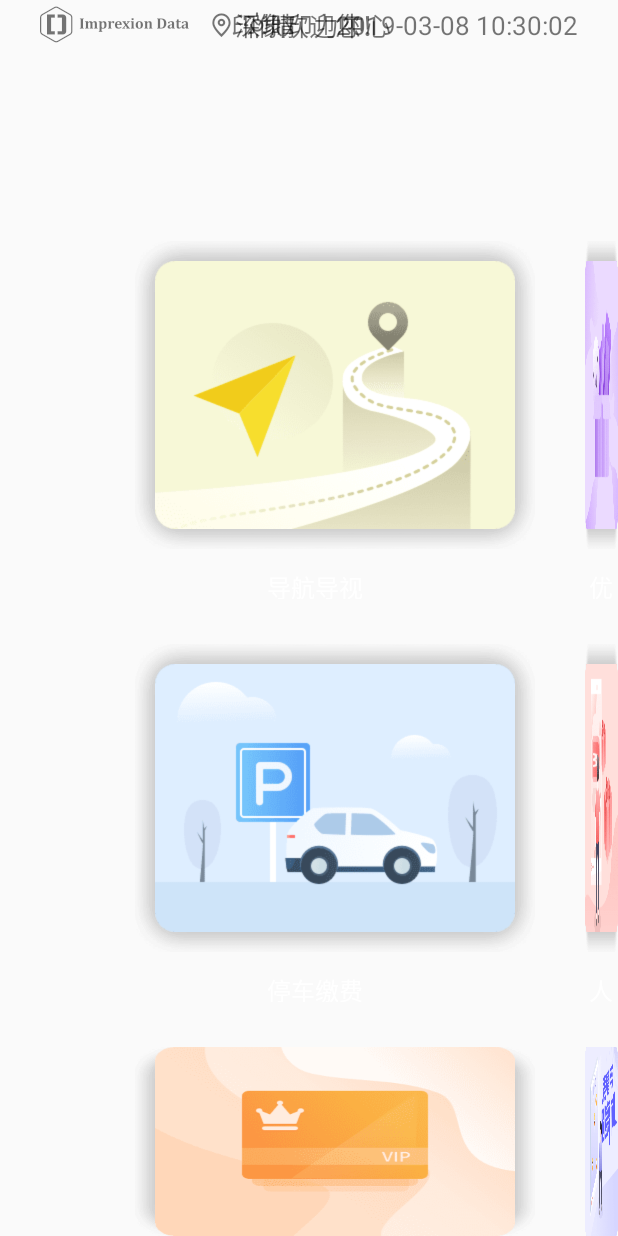
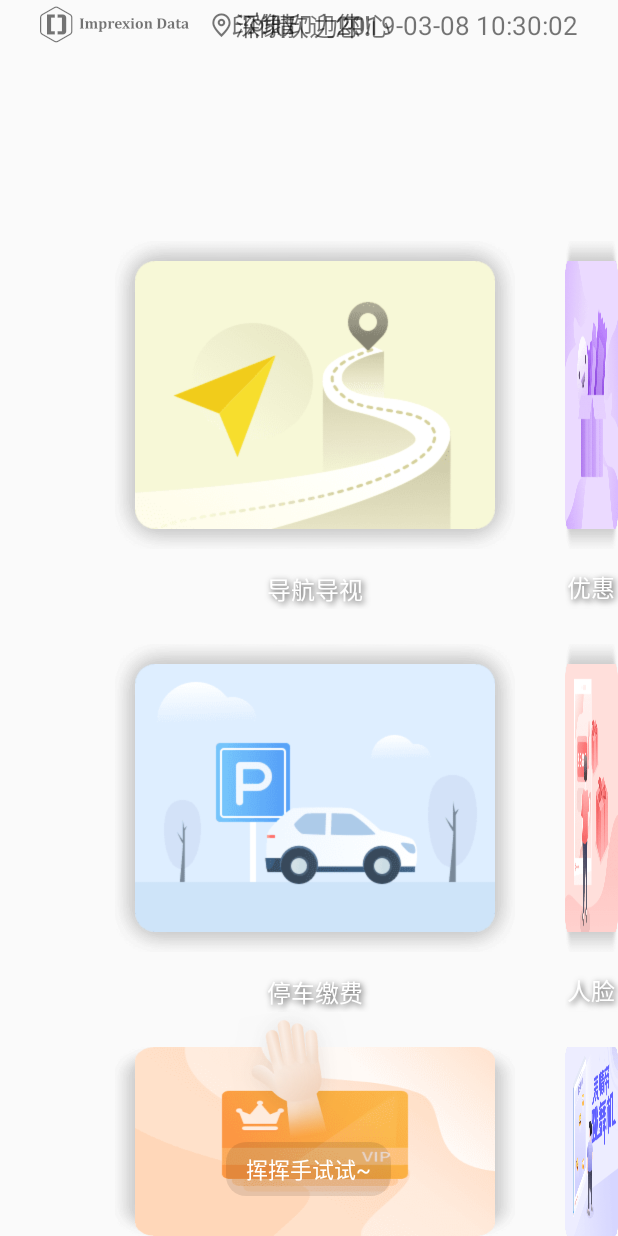
Before and after one commit to ghaowy/yx-ad-player, an Android app: the screen it shows after launch (MainActivity), on a phone screen of 412 x 824 dp. Run offline under Robolectric (Android 15) with nearby library versions, the phone set to English and light mode, and no system bars; our stand-ins replace ButterKnife, EventBus; pictures from the network do not load.

Commit message:
feature：主界面添加“挥挥手试试”功能

```diff
--- /dev/null
+++ b/app/src/main/java/com/imprexion/aiscreen/main/HandRockFragment.java
@@ -0,0 +1,69 @@
+package com.imprexion.aiscreen.main;
+
+
+import android.animation.ObjectAnimator;
+import android.os.Bundle;
+import android.support.v4.app.Fragment;
+import android.view.LayoutInflater;
+import android.view.View;
+import android.view.ViewGroup;
+import android.view.animation.LinearInterpolator;
+import android.widget.ImageView;
+
+import com.imprexion.aiscreen.R;
+
+import butterknife.BindView;
+import butterknife.ButterKnife;
+import butterknife.Unbinder;
+
+/**
+ * A simple {@link Fragment} subclass.
+ */
+public class HandRockFragment extends Fragment {
+
+
+    @BindView(R.id.iv_rock_hand)
+    ImageView ivRockHand;
+    Unbinder unbinder;
+
+    public HandRockFragment() {
+        // Required empty public constructor
+    }
+
+
+    @Override
+    public View onCreateView(LayoutInflater inflater, ViewGroup container,
+                             Bundle savedInstanceState) {
+        // Inflate the layout for this fragment
+        View view = inflater.inflate(R.layout.fragment_hand_rock, container, false);
+        unbinder = ButterKnife.bind(this, view);
+        return view;
+    }
+
+    @Override
+    public void onResume() {
+        super.onResume();
+        startAnimation();
+    }
+
+    private void startAnimation() {
+        ObjectAnimator objectAnimator = ObjectAnimator.ofFloat(ivRockHand, "Rotation", -10, 30, -10);
+        ivRockHand.setPivotX(65);
+        ivRockHand.setPivotY(130);
+        objectAnimator.setInterpolator(new LinearInterpolator());
+        objectAnimator.setDuration(1500);
+        objectAnimator.setRepeatCount(ObjectAnimator.INFINITE);
+        objectAnimator.start();
+    }
+
+    @Override
+    public void onPause() {
+        super.onPause();
+    }
+
+    @Override
+    public void onDestroyView() {
+        super.onDestroyView();
+        unbinder.unbind();
+    }
+}
--- a/app/src/main/java/com/imprexion/aiscreen/main/camera/CameraFragment.java
+++ b/app/src/main/java/com/imprexion/aiscreen/main/camera/CameraFragment.java
@@ -50,13 +50,13 @@ public class CameraFragment extends Fragment {
         } else {
             return;
         }
-        if(mCamera == null){
-            Log.d(TAG,"camera is null");
+        if (mCamera == null) {
+            Log.d(TAG, "camera is null");
             return;
         }
         mCameraPreview = new CameraPreview(getActivity());
         mCameraPreview.setCamera(mCamera);
-        if (flCamera.getChildCount()  == 0) {
+        if (flCamera.getChildCount() == 0) {
             flCamera.addView(mCameraPreview);
         }
 
--- a/app/src/main/java/com/imprexion/aiscreen/main/camera/CameraTools.java
+++ b/app/src/main/java/com/imprexion/aiscreen/main/camera/CameraTools.java
@@ -35,11 +35,13 @@ public class CameraTools {
 
     public boolean checkCameraHardware(Context context) {
         if (context.getPackageManager().hasSystemFeature(PackageManager.FEATURE_CAMERA)) {
-            toast(context, "有相机");
+//            toast(context, "有相机");
+            Log.d(TAG,"有相机");
             init(context);
             return true;
         } else {
-            toast(context, "无相机");
+//            toast(context, "无相机");
+            Log.d(TAG,"无相机");
             return false;
         }
     }
--- /dev/null
+++ b/app/src/main/res/drawable/hand_rock_text_bg.xml
@@ -0,0 +1,8 @@
+<?xml version="1.0" encoding="utf-8"?>
+<shape xmlns:android="http://schemas.android.com/apk/res/android"
+    android:shape="rectangle">
+
+
+    <solid android:color="@color/hands_bg_color"/>
+    <corners android:radius="20px"/>
+</shape>
--- a/app/src/main/res/layout/activity_main.xml
+++ b/app/src/main/res/layout/activity_main.xml
@@ -30,7 +30,7 @@
         android:id="@+id/rl_navigation"
         android:layout_width="@dimen/title_shadow_width"
         android:layout_height="@dimen/title_shadow_height"
-        android:layout_marginStart="135px"
+        android:layout_marginStart="@dimen/title_margin_start"
         android:layout_marginTop="241px"
         android:background="@drawable/shadow_title">
 
@@ -44,22 +44,26 @@
 
     <TextView
         android:id="@+id/tv_text_navigation"
-        android:layout_width="360px"
-        android:layout_height="30px"
+        android:layout_width="@dimen/title_text_width"
+        android:layout_height="@dimen/title_text_heigt"
         android:layout_below="@+id/rl_navigation"
-        android:layout_marginStart="135px"
+        android:layout_marginStart="@dimen/title_margin_start"
         android:layout_marginTop="20px"
         android:gravity="center"
         android:text="@string/title_1"
         android:textColor="@color/white"
-        android:textSize="24px" />
+        android:textSize="@dimen/title_text_size"
+        android:shadowColor="@color/black_color_75"
+        android:shadowRadius="5"
+        android:shadowDx="2"
+        android:shadowDy="2"/>
 
     <RelativeLayout
         android:id="@+id/rl_park"
         android:layout_width="@dimen/title_shadow_width"
         android:layout_height="@dimen/title_shadow_height"
         android:layout_below="@+id/rl_navigation"
-        android:layout_marginStart="135px"
+        android:layout_marginStart="@dimen/title_margin_start"
         android:layout_marginTop="95px"
         android:background="@drawable/shadow_title">
 
@@ -73,22 +77,26 @@
 
     <TextView
         android:id="@+id/tv_text_park"
-        android:layout_width="360px"
-        android:layout_height="30px"
+        android:layout_width="@dimen/title_text_width"
+        android:layout_height="@dimen/title_text_heigt"
         android:layout_below="@+id/rl_park"
-        android:layout_marginStart="135px"
+        android:layout_marginStart="@dimen/title_margin_start"
         android:layout_marginTop="20px"
         android:gravity="center"
         android:text="@string/title_3"
         android:textColor="@color/white"
-        android:textSize="24px" />
+        android:textSize="@dimen/title_text_size"
+        android:shadowColor="@color/black_color_75"
+        android:shadowRadius="5"
+        android:shadowDx="2"
+        android:shadowDy="2" />
 
     <RelativeLayout
         android:id="@+id/rl_membership"
         android:layout_width="@dimen/title_shadow_width"
         android:layout_height="@dimen/title_shadow_height"
         android:layout_below="@+id/rl_park"
-        android:layout_marginStart="135px"
+        android:layout_marginStart="@dimen/title_margin_start"
         android:layout_marginTop="95px"
         android:background="@drawable/shadow_title">
 
@@ -102,21 +110,25 @@
 
     <TextView
         android:id="@+id/tv_text_membership"
-        android:layout_width="360px"
-        android:layout_height="30px"
+        android:layout_width="@dimen/title_text_width"
+        android:layout_height="@dimen/title_text_heigt"
         android:layout_below="@+id/rl_membership"
-        android:layout_marginStart="135px"
+        android:layout_marginStart="@dimen/title_margin_start"
         android:layout_marginTop="20px"
         android:gravity="center"
         android:text="@string/title_5"
         android:textColor="@color/white"
-        android:textSize="24px" />
+        android:textSize="@dimen/title_text_size"
+        android:shadowColor="@color/black_color_75"
+        android:shadowRadius="5"
+        android:shadowDx="2"
+        android:shadowDy="2" />
 
     <RelativeLayout
         android:id="@+id/rl_promotion"
         android:layout_width="@dimen/title_shadow_width"
         android:layout_height="@dimen/title_shadow_height"
-        android:layout_marginStart="585px"
+        android:layout_marginStart="@dimen/title_margin_start_2"
         android:layout_marginTop="241px"
         android:background="@drawable/shadow_title">
 
@@ -130,22 +142,26 @@
 
     <TextView
         android:id="@+id/tv_text_promotion"
-        android:layout_width="360px"
-        android:layout_height="30px"
+        android:layout_width="@dimen/title_text_width"
+        android:layout_height="@dimen/title_text_heigt"
         android:layout_below="@+id/rl_promotion"
-        android:layout_marginStart="585px"
+        android:layout_marginStart="@dimen/title_margin_start_2"
         android:layout_marginTop="20px"
         android:gravity="center"
         android:text="@string/title_2"
         android:textColor="@color/white"
-        android:textSize="24px" />
+        android:textSize="@dimen/title_text_size"
+        android:shadowColor="@color/black_color_75"
+        android:shadowRadius="5"
+        android:shadowDx="2"
+        android:shadowDy="2" />
 
     <RelativeLayout
         android:id="@+id/rl_lottery"
         android:layout_width="@dimen/title_shadow_width"
         android:layout_height="@dimen/title_shadow_height"
         android:layout_below="@+id/rl_promotion"
-        android:layout_marginStart="585px"
+        android:layout_marginStart="@dimen/title_margin_start_2"
         android:layout_marginTop="95px"
         android:background="@drawable/shadow_title">
 
@@ -159,22 +175,26 @@
 
     <TextView
         android:id="@+id/tv_text_lottery"
-        android:layout_width="360px"
-        android:layout_height="30px"
+        android:layout_width="@dimen/title_text_width"
+        android:layout_height="@dimen/title_text_heigt"
         android:layout_below="@+id/rl_lottery"
-        android:layout_marginStart="585px"
+        android:layout_marginStart="@dimen/title_margin_start_2"
         android:layout_marginTop="20px"
         android:gravity="center"
         android:text="@string/title_4"
         android:textColor="@color/white"
-        android:textSize="24px" />
+        android:textSize="@dimen/title_text_size"
+        android:shadowColor="@color/black_color_75"
+        android:shadowRadius="5"
+        android:shadowDx="2"
+        android:shadowDy="2" />
 
     <RelativeLayout
         android:id="@+id/rl_emojidancer"
         android:layout_width="@dimen/title_shadow_width"
         android:layout_height="@dimen/title_shadow_height"
         android:layout_below="@+id/rl_lottery"
-        android:layout_marginStart="585px"
+        android:layout_marginStart="@dimen/title_margin_start_2"
         android:layout_marginTop="95px"
         android:background="@drawable/shadow_title">
 
@@ -188,15 +208,19 @@
 
     <TextView
         android:id="@+id/tv_text_6"
-        android:layout_width="360px"
-        android:layout_height="30px"
+        android:layout_width="@dimen/title_text_width"
+        android:layout_height="@dimen/title_text_heigt"
         android:layout_below="@+id/rl_emojidancer"
-        android:layout_marginStart="585px"
+        android:layout_marginStart="@dimen/title_margin_start_2"
         android:layout_marginTop="20px"
         android:gravity="center"
         android:text="@string/title_6"
         android:textColor="@color/white"
-        android:textSize="24px" />
+        android:textSize="@dimen/title_text_size"
+        android:shadowColor="@color/black_color_75"
+        android:shadowRadius="5"
+        android:shadowDx="2"
+        android:shadowDy="2" />
 
     <RelativeLayout
         android:id="@+id/rl_status"
@@ -267,4 +291,31 @@
     </FrameLayout>-->
 
 
+    <RelativeLayout
+        android:layout_width="300px"
+        android:layout_height="140px"
+        android:layout_alignParentBottom="true"
+        android:layout_centerHorizontal="true"
+        android:layout_marginBottom="93px">
+        <fragment
+            android:id="@+id/hand_rock_fragment"
+            android:layout_width="match_parent"
+            android:layout_height="match_parent"
+            android:name="com.imprexion.aiscreen.main.HandRockFragment"/>
+    </RelativeLayout>
+
+    <TextView
+        android:layout_width="wrap_content"
+        android:layout_height="wrap_content"
+        android:text="@string/hand_rock_hint"
+        android:textSize="@dimen/text_size"
+        android:background="@drawable/hand_rock_text_bg"
+        android:layout_alignParentBottom="true"
+        android:layout_centerHorizontal="true"
+        android:layout_marginBottom="40px"
+        android:paddingTop="10px"
+        android:paddingBottom="10px"
+        android:paddingStart="20px"
+        android:paddingEnd="20px"
+        android:textColor="@color/white"/>
 </RelativeLayout>
--- /dev/null
+++ b/app/src/main/res/layout/fragment_hand_rock.xml
@@ -0,0 +1,16 @@
+<?xml version="1.0" encoding="utf-8"?>
+<RelativeLayout xmlns:android="http://schemas.android.com/apk/res/android"
+    xmlns:tools="http://schemas.android.com/tools"
+    android:layout_width="match_parent"
+    android:layout_height="match_parent"
+    tools:context=".main.HandRockFragment">
+
+    <!-- TODO: Update blank fragment layout -->
+    <ImageView
+        android:id="@+id/iv_rock_hand"
+        android:layout_width="130px"
+        android:layout_height="130px"
+        android:src="@drawable/hand_rock"
+        android:layout_centerInParent="true" />
+
+</RelativeLayout>
--- a/app/src/main/res/values/colors.xml
+++ b/app/src/main/res/values/colors.xml
@@ -8,6 +8,7 @@
     <color name="hands_bg_color">#19000000</color>
     <color name="guide_bg_color">#09000000</color>
     <color name="white">#FFFFFF</color>
+    <color name="black_color_75">#BF000000</color>
     <color name="spreadColor">#5BFFFFFF</color>
     <color name="black_Color_10">#19000000</color>
     <color name="white_Color_50">#5BFFFFFF</color>
--- a/app/src/main/res/values/dimen.xml
+++ b/app/src/main/res/values/dimen.xml
@@ -132,6 +132,7 @@
     <dimen name="fist_margin_top">59px</dimen>
     <dimen name="top_margin">10px</dimen>
     <dimen name="text_size">22px</dimen>
+    <dimen name="title_text_size">24px</dimen>
     <dimen name="hands_text_size">26px</dimen>
     <dimen name="icon_text_size">36px</dimen>
     <dimen name="elephant_width">330px</dimen>
@@ -141,5 +142,9 @@
     <dimen name="title_height">268px</dimen>
     <dimen name="title_shadow_width">400px</dimen>
     <dimen name="title_shadow_height">308px</dimen>
+    <dimen name="title_text_width">400px</dimen>
+    <dimen name="title_text_heigt">40px</dimen>
+    <dimen name="title_margin_start">115px</dimen>
+    <dimen name="title_margin_start_2">565px</dimen>
 
 </resources>
--- a/app/src/main/res/values/strings.xml
+++ b/app/src/main/res/values/strings.xml
@@ -18,6 +18,7 @@
     <string name="title_4">人脸签到抽奖</string>
     <string name="title_5">电子会员卡</string>
     <string name="title_6">表情帝舞蹈机</string>
+    <string name="hand_rock_hint">挥挥手试试~</string>
 
 
     <string-array name="tempretures">
@@ -32,4 +33,7 @@
         <item>&#xe643;</item>
         <item>&#xe63f;</item>
     </string-array>
+
+    <!-- TODO: Remove or change this placeholder text -->
+    <string name="hello_blank_fragment">Hello blank fragment</string>
 </resources>
```
Also changed, not shown: app/src/main/res/drawable/hand_rock.png (added).
